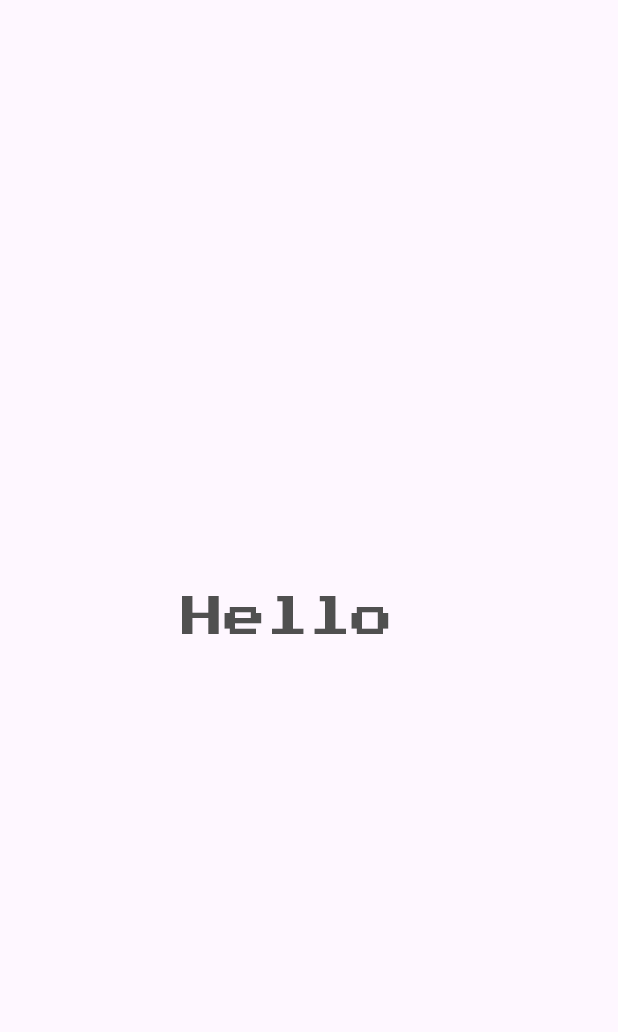
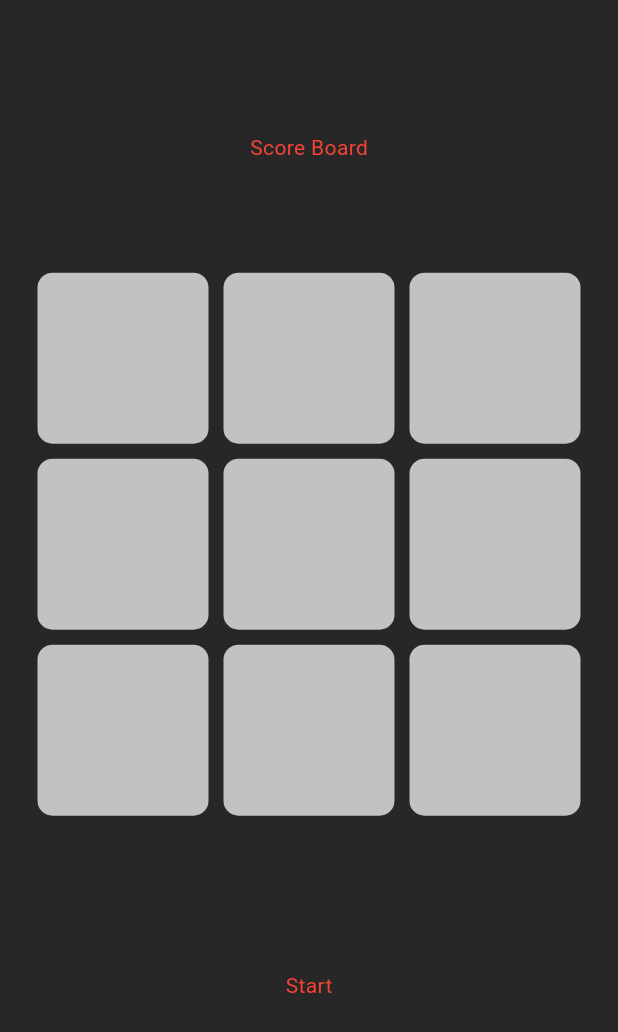
Before and after one commit to Mahendran-Murugan/Tic-Tac-Toe-App-Flutter, a Flutter app: the screen it shows after launch, on a phone screen of 412 x 824 dp. Shown: the top 1032 px of the screen. Run offline on Flutter 3.47's test engine with Material 3 defaults, Android fonts, the phone set to English and light mode, and no system bars; our stand-ins replace google_fonts.

```diff
--- a/lib/constants/colors.dart
+++ b/lib/constants/colors.dart
@@ -1,7 +1,7 @@
 import 'package:flutter/material.dart';
 
 class MainColors {
-  static Color? primaryColor = Colors.grey[50];
-  static Color secondaryColor = const Color.fromARGB(255, 80, 80, 80);
+  static Color? primaryColor = const Color.fromARGB(255, 39, 39, 39);
+  static Color secondaryColor = const Color.fromARGB(255, 194, 194, 194);
   static Color? accentColor = Colors.red[400];
 }
--- a/lib/main.dart
+++ b/lib/main.dart
@@ -10,14 +10,9 @@ class MyApp extends StatelessWidget {
 
   @override
   Widget build(BuildContext context) {
-    return MaterialApp(
+    return const MaterialApp(
       debugShowCheckedModeBanner: false,
-      title: 'Tic Tac Toe',
-      theme: ThemeData(
-        colorScheme: ColorScheme.fromSeed(seedColor: Colors.deepPurple),
-        useMaterial3: true,
-      ),
-      home: const GamePage(),
+      home: GamePage(),
     );
   }
 }
--- a/lib/pages/game_page.dart
+++ b/lib/pages/game_page.dart
@@ -9,19 +9,116 @@ class GamePage extends StatefulWidget {
 }
 
 class _GamePageState extends State<GamePage> {
-  static var customFont = GoogleFonts.pressStart2p(
-    fontSize: 28,
-    color: MainColors.secondaryColor,
+  bool player1Turn = true;
+  String result = "";
+  List<String> board = ["", "", "", "", "", "", "", "", ""];
+  List<bool> clicked = [
+    false,
+    false,
+    false,
+    false,
+    false,
+    false,
+    false,
+    false,
+    false
+  ];
+
+  static var customFont = GoogleFonts.poppins(
+    textStyle: TextStyle(
+      fontSize: 28.0,
+      color: MainColors.secondaryColor,
+    ),
   );
   @override
   Widget build(BuildContext context) {
     return Scaffold(
-      body: Center(
-        child: Text(
-          "Hello ",
-          style: customFont,
+      backgroundColor: MainColors.primaryColor,
+      body: Padding(
+        padding: const EdgeInsets.all(20.0),
+        child: Column(
+          children: [
+            const Expanded(
+              flex: 1,
+              child: Center(
+                child: Text(
+                  "Score Board",
+                  style: TextStyle(
+                    color: Colors.red,
+                  ),
+                ),
+              ),
+            ),
+            Expanded(
+              flex: 3,
+              child: GridView.builder(
+                  itemCount: 9,
+                  gridDelegate: const SliverGridDelegateWithFixedCrossAxisCount(
+                      crossAxisCount: 3),
+                  itemBuilder: (BuildContext contex, int index) {
+                    return GestureDetector(
+                      onTap: () => {
+                        _isTapped(index),
+                      },
+                      child: Container(
+                        decoration: BoxDecoration(
+                          borderRadius: BorderRadius.circular(15.0),
+                          border: Border.all(
+                            width: 5,
+                            color: MainColors.primaryColor!,
+                          ),
+                          color: MainColors.secondaryColor,
+                        ),
+                        child: Center(
+                          child: Text(
+                            board[index],
+                            style: GoogleFonts.reggaeOne(
+                              textStyle: TextStyle(
+                                fontSize: 60,
+                                color: MainColors.primaryColor,
+                              ),
+                            ),
+                          ),
+                        ),
+                      ),
+                    );
+                  }),
+            ),
+            const Expanded(
+              flex: 1,
+              child: Text(
+                "Start",
+                style: TextStyle(
+                  color: Colors.red,
+                ),
+              ),
+            ),
+          ],
         ),
       ),
     );
   }
+
+  void _isTapped(int index) {
+    setState(() {
+      if (!clicked[index]) {
+        clicked[index] = true;
+        board[index] = (player1Turn && board[index] == "")
+            ? "X"
+            : (!player1Turn && board[index] == "")
+                ? "O"
+                : board[index];
+        player1Turn = !player1Turn;
+        _isWon();
+      }
+    });
+  }
+
+  void _isWon() {
+    if (board[0] == board[1] && board[1] == board[2] && board[0] != '') {
+      setState(() {
+        result = 'Player ${board[0]} Wins';
+      });
+    }
+  }
 }
```
